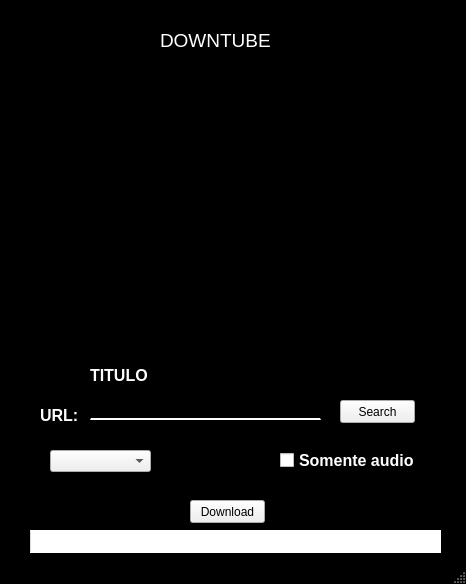
Before: the Qt Designer form Ui/DownUi.ui in yurialvesL/YoutubeDownload, drawn with Qt 5.
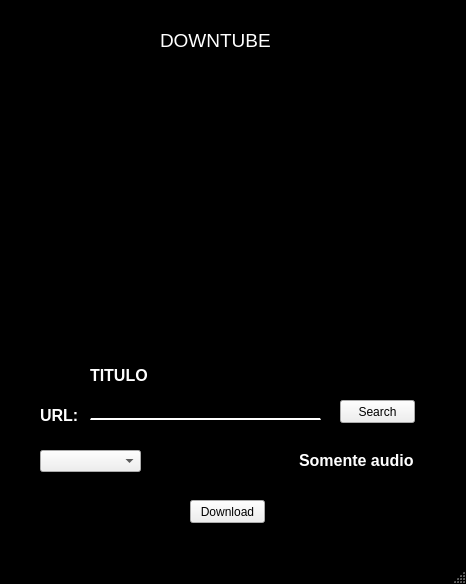
After: the same form once the commit is applied. Icons and pictures are not drawn.

Commit message: Adjust in design

Diff of the .ui file:
```diff
--- a/Ui/DownUi.ui
+++ b/Ui/DownUi.ui
@@ -36,7 +36,7 @@
 }
 
 QFrame{
-Background-color:Black;
+Background-color:transparent;
 border-radius:30px;
 }
 
@@ -60,7 +60,9 @@
 
 QCheckBox{
 Color:white;
-}</string>
+Background-color: transparent;
+}
+</string>
   </property>
   <widget class="QWidget" name="centralwidget">
    <widget class="QLabel" name="lbl_tittle_url">
@@ -137,28 +139,7 @@
      <string>TITULO</string>
     </property>
    </widget>
-   <widget class="QComboBox" name="comboBox">
-    <property name="geometry">
-     <rect>
-      <x>50</x>
-      <y>450</y>
-      <width>101</width>
-      <height>22</height>
-     </rect>
-    </property>
-    <property name="font">
-     <font>
-      <family>Arial</family>
-     </font>
-    </property>
-    <property name="currentText">
-     <string/>
-    </property>
-    <property name="currentIndex">
-     <number>-1</number>
-    </property>
-   </widget>
-   <widget class="QCheckBox" name="checkBox">
+   <widget class="QCheckBox" name="chk_audionly">
     <property name="geometry">
      <rect>
       <x>280</x>
@@ -192,19 +173,6 @@
      <string>Download</string>
     </property>
    </widget>
-   <widget class="QProgressBar" name="progressBar">
-    <property name="geometry">
-     <rect>
-      <x>30</x>
-      <y>530</y>
-      <width>411</width>
-      <height>23</height>
-     </rect>
-    </property>
-    <property name="value">
-     <number>0</number>
-    </property>
-   </widget>
    <widget class="QLabel" name="lbl_title">
     <property name="geometry">
      <rect>
@@ -230,12 +198,15 @@
    <widget class="QLabel" name="label">
     <property name="geometry">
      <rect>
-      <x>60</x>
+      <x>20</x>
       <y>80</y>
-      <width>341</width>
+      <width>431</width>
       <height>271</height>
      </rect>
     </property>
+    <property name="layoutDirection">
+     <enum>Qt::LeftToRight</enum>
+    </property>
     <property name="autoFillBackground">
      <bool>false</bool>
     </property>
@@ -252,6 +223,66 @@
      <set>Qt::AlignCenter</set>
     </property>
    </widget>
+   <widget class="QLabel" name="lbl_video_status">
+    <property name="geometry">
+     <rect>
+      <x>126</x>
+      <y>540</y>
+      <width>181</width>
+      <height>20</height>
+     </rect>
+    </property>
+    <property name="text">
+     <string/>
+    </property>
+   </widget>
+   <widget class="QFrame" name="frame">
+    <property name="geometry">
+     <rect>
+      <x>30</x>
+      <y>430</y>
+      <width>120</width>
+      <height>101</height>
+     </rect>
+    </property>
+    <property name="frameShape">
+     <enum>QFrame::StyledPanel</enum>
+    </property>
+    <property name="frameShadow">
+     <enum>QFrame::Raised</enum>
+    </property>
+    <widget class="QComboBox" name="cb_res">
+     <property name="geometry">
+      <rect>
+       <x>10</x>
+       <y>20</y>
+       <width>101</width>
+       <height>22</height>
+      </rect>
+     </property>
+     <property name="font">
+      <font>
+       <family>Arial</family>
+      </font>
+     </property>
+     <property name="currentText">
+      <string/>
+     </property>
+     <property name="currentIndex">
+      <number>-1</number>
+     </property>
+    </widget>
+   </widget>
+   <zorder>frame</zorder>
+   <zorder>lbl_tittle_url</zorder>
+   <zorder>lineEdit</zorder>
+   <zorder>btn_search</zorder>
+   <zorder>title_video</zorder>
+   <zorder>chk_audionly</zorder>
+   <zorder>btn_download</zorder>
+   <zorder>lbl_title</zorder>
+   <zorder>label</zorder>
+   <zorder>lbl_video_status</zorder>
   </widget>
   <widget class="QStatusBar" name="statusbar"/>
  </widget>
```
Left out of the diff: 6 changed lines with no effect on the pictures. The commit also changes 1 other file.
